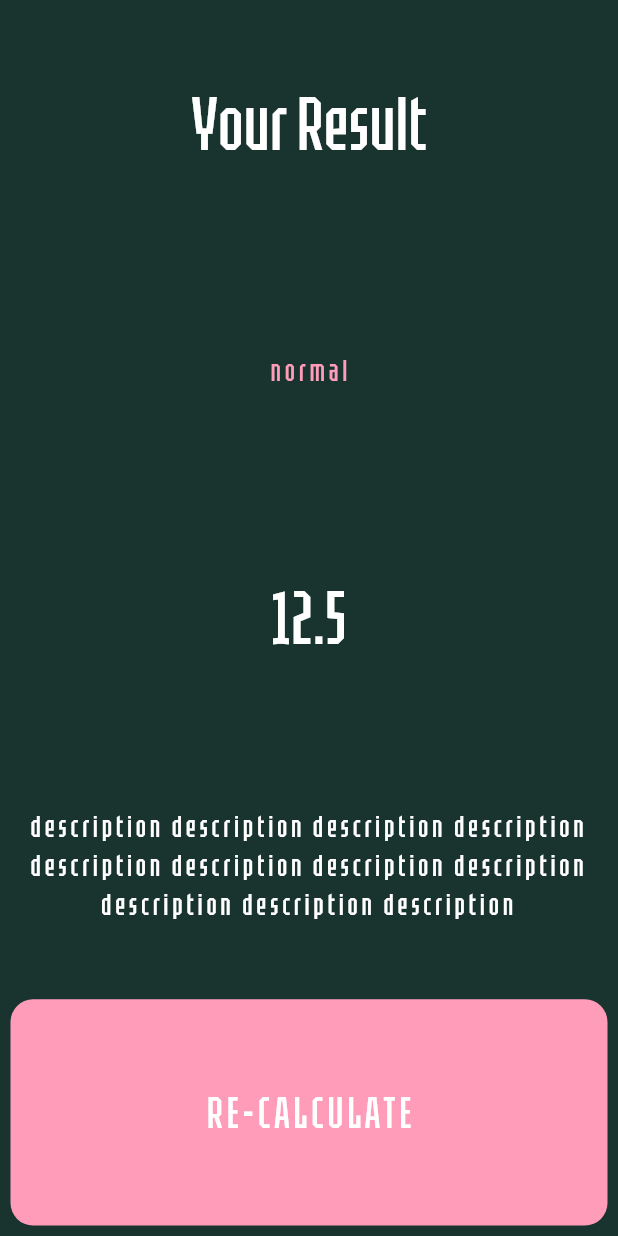
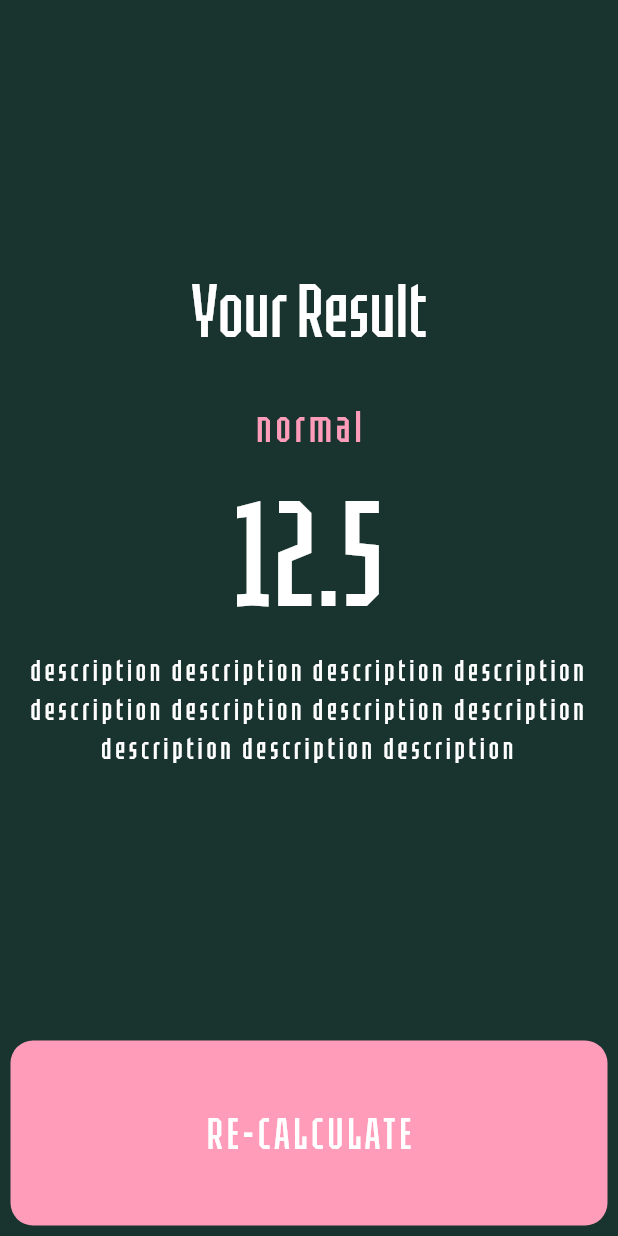
Before and after one commit to Arrocito82/bmi_calculator, a Flutter app: the ResultsPage screen opened directly, on a phone screen of 412 x 824 dp. Run offline on Flutter 3.47's test engine with Material 2 defaults, Android fonts, the phone set to English and light mode, and no system bars; our stand-ins replace font_awesome_flutter.

Commit message:
Results page style

```diff
--- a/lib/constants.dart
+++ b/lib/constants.dart
@@ -10,6 +10,8 @@ const kSecondaryLight = Color.fromRGBO(255, 156, 186, 1);
 const String kDefaultFontFamily = "Tektur";
 const TextStyle kNumberTextStyle =
     TextStyle(fontSize: 50.0, color: Colors.white);
+const TextStyle kResultNumberTextStyle =
+    TextStyle(fontSize: 100.0, color: Colors.white);
 const TextStyle kLabelTextStyle = TextStyle(
   letterSpacing: 2.5,
   fontSize: 20.0,
@@ -17,7 +19,7 @@ const TextStyle kLabelTextStyle = TextStyle(
 );
 const TextStyle kTitleTextStyle = TextStyle(
   letterSpacing: 2.5,
-  fontSize: 20.0,
+  fontSize: 30.0,
   color: kSecondaryLight,
 );
 const int kMinHeight = 120;
--- a/lib/results_page.dart
+++ b/lib/results_page.dart
@@ -15,35 +15,23 @@ class ResultsPage extends StatelessWidget {
 
   @override
   Widget build(BuildContext context) {
-    Expanded yourResult = Expanded(
-        child: Center(
-      child: Text(
+    Text yourResult = Text(
       "Your Result",
       style: kNumberTextStyle,
-      ),
-    ));
-    Expanded titleWidget = Expanded(
-        child: Center(
-      child: Text(
+    );
+    Text titleWidget = Text(
       "$title",
       style: kTitleTextStyle,
-      ),
-    ));
-    Expanded bmiWidget = Expanded(
-        child: Center(
-      child: Text(
+    );
+    Text bmiWidget = Text(
       "$bmi",
-        style: kNumberTextStyle,
-      ),
-    ));
-    Expanded descriptionWidget = Expanded(
-        child: Center(
-      child: Text(
+      style: kResultNumberTextStyle,
+    );
+    Text descriptionWidget = Text(
       "$description",
       style: kLabelTextStyle,
       textAlign: TextAlign.center,
-      ),
-    ));
+    );
     CalculateButton calculateButton = CalculateButton(
       context: context,
       text: "RE-CALCULATE",
@@ -56,34 +44,51 @@ class ResultsPage extends StatelessWidget {
         if (orientation == Orientation.portrait) {
           return Column(
             children: [
-              yourResult,
+              Expanded(
+                flex: 5,
+                child: Column(
+                  mainAxisAlignment: MainAxisAlignment.center,
+                  children: [
+                    Padding(
+                      padding: const EdgeInsets.only(bottom: 25.0),
+                      child: yourResult,
+                    ),
                     titleWidget,
                     bmiWidget,
                     descriptionWidget,
+                  ],
+                ),
+              ),
               calculateButton,
             ],
           );
         } else {
-          return Column(
-            children: [
-              yourResult,
-              Expanded(
-                flex: 3,
-                child: Row(
+          return Row(
             children: [
               Expanded(
                 child: Column(
+                  mainAxisAlignment: MainAxisAlignment.center,
                   children: [
+                    Padding(
+                      padding: const EdgeInsets.only(bottom: 25.0),
+                      child: yourResult,
+                    ),
                     titleWidget,
                     bmiWidget,
                   ],
                 ),
               ),
-                    descriptionWidget,
+              Expanded(
+                child: Column(
+                  children: [
+                    Expanded(
+                      flex: 2,
+                      child: Center(child: descriptionWidget),
+                    ),
+                    calculateButton,
                   ],
                 ),
               ),
-              calculateButton
             ],
           );
         }
```
Lines whose indentation alone changed are shown as unchanged.
